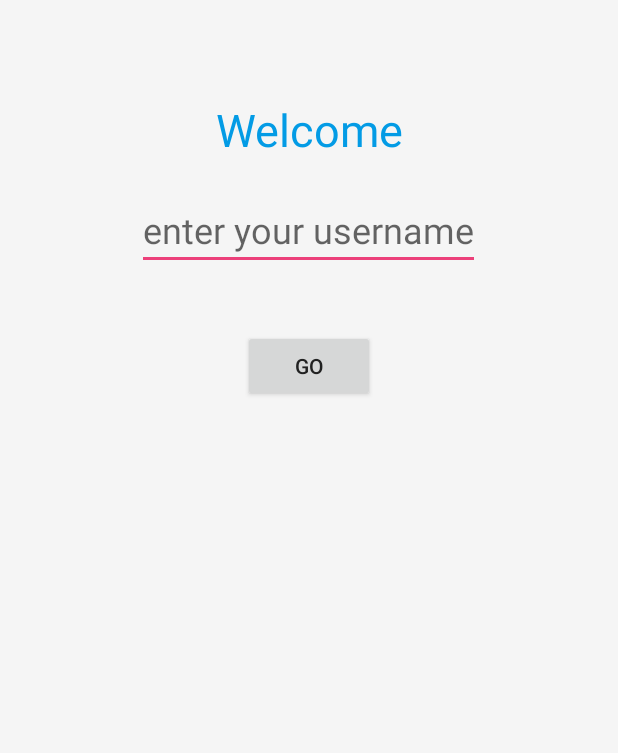
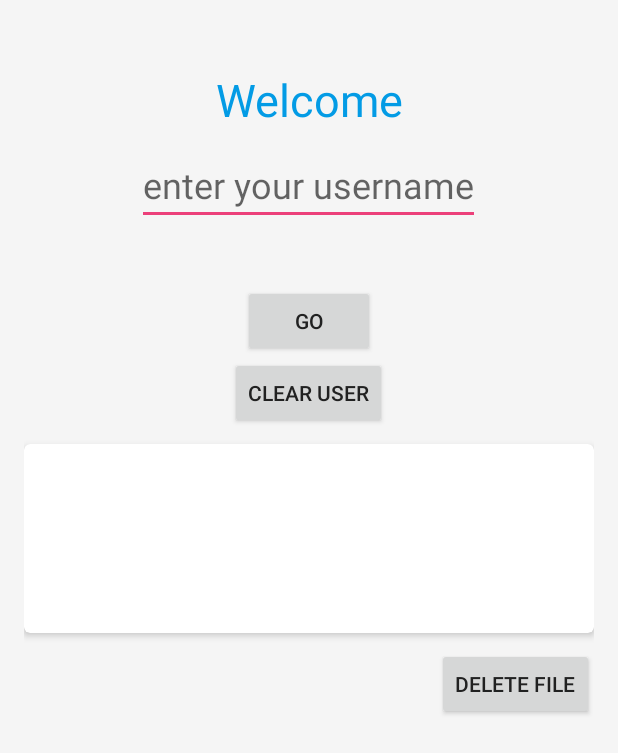
Before and after one commit to loofah666/Android_Course, an Android app: the layout activity_main.xml on its own in the app's theme, with its tools: preview values and no code run, on a phone screen of 412 x 824 dp. Shown: the top 753 px of the screen. Run offline under Robolectric (Android 15) with nearby library versions, the phone set to English and light mode, and no system bars.

Commit message:
deleted recreate() and use more functions

```diff
--- a/SavingData/app/src/main/res/layout/activity_main.xml
+++ b/SavingData/app/src/main/res/layout/activity_main.xml
@@ -1,4 +1,9 @@
 <?xml version="1.0" encoding="utf-8"?>
+<ScrollView xmlns:android="http://schemas.android.com/apk/res/android"
+    android:layout_width="match_parent"
+    android:layout_height="match_parent"
+    android:overScrollMode="never">
+
     <LinearLayout xmlns:android="http://schemas.android.com/apk/res/android"
         android:orientation="vertical"
         android:layout_width="match_parent"
@@ -11,8 +16,8 @@
             android:layout_width="match_parent"
             android:layout_height="wrap_content"
             android:textAlignment="center"
-        android:layout_marginTop="50dp"
-        android:layout_marginBottom="20dp"
+            android:layout_marginTop="30dp"
+            android:layout_marginBottom="10dp"
             android:textSize="30sp"
             android:textColor="@color/color_primary_text"/>
 
@@ -20,8 +25,7 @@
             android:id="@+id/layout_new_user"
             android:orientation="vertical"
             android:layout_width="match_parent"
-        android:layout_height="match_parent"
-        android:visibility="visible">
+            android:layout_height="match_parent">
 
             <EditText
                 android:id="@+id/save_data_edit_text"
@@ -48,8 +52,7 @@
             android:id="@+id/layout_old_user"
             android:layout_width="match_parent"
             android:layout_height="match_parent"
-        android:orientation="vertical"
-        android:visibility="gone">
+            android:orientation="vertical">
 
             <Button
                 android:id="@+id/save_data_btn_delete"
@@ -63,14 +66,15 @@
                 android:id="@+id/layout_blog_write"
                 android:orientation="vertical"
                 android:layout_width="match_parent"
-            android:layout_height="match_parent">
+                android:layout_height="match_parent"
+                android:visibility="gone">
                 <EditText
                     android:id="@+id/save_file_edit_text"
                     android:hint="@string/edit_text_hint_blog"
                     android:layout_marginTop="30dp"
                     android:padding="8dp"
                     android:inputType="textMultiLine"
-                android:lines="8"
+                    android:lines="5"
                     android:layout_width="match_parent"
                     android:layout_height="wrap_content"
                     android:gravity="top|left"
@@ -92,24 +96,24 @@
                 android:id="@+id/layout_blog_show"
                 android:orientation="vertical"
                 android:layout_width="match_parent"
-            android:layout_height="match_parent"
-            android:visibility="gone">
-            <!-- A CardView that contains a TextView -->
+                android:layout_height="match_parent">
                 <android.support.v7.widget.CardView
                     xmlns:card_view="http://schemas.android.com/apk/res-auto"
                     android:id="@+id/card_view"
-                android:layout_marginTop="20dp"
+                    android:layout_marginTop="10dp"
+                    android:layout_marginBottom="10dp"
                     android:layout_gravity="center"
                     android:layout_width="match_parent"
                     android:layout_height="wrap_content"
                     card_view:cardCornerRadius="4dp"
-                card_view:cardBackgroundColor ="@android:color/white">
+                    card_view:cardBackgroundColor ="@android:color/white"
+                    card_view:cardElevation="3dp">
 
                     <TextView
                         android:id="@+id/save_file_text_view"
                         android:padding="8dp"
                         android:inputType="textMultiLine"
-                    android:lines="8"
+                        android:lines="5"
                         android:layout_width="match_parent"
                         android:layout_height="wrap_content"
                         android:gravity="top|left"
@@ -127,9 +131,7 @@
                     android:layout_gravity="right"/>
             </LinearLayout>
 
+        </LinearLayout>
 
     </LinearLayout>
-
-
-
-</LinearLayout>
+</ScrollView>
```
Also changed, not shown: SavingData/app/src/main/java/com/asus/peggy_lin/savingdata/MainActivity.java (+37 -27 lines). Lines whose indentation alone changed are shown as unchanged.
